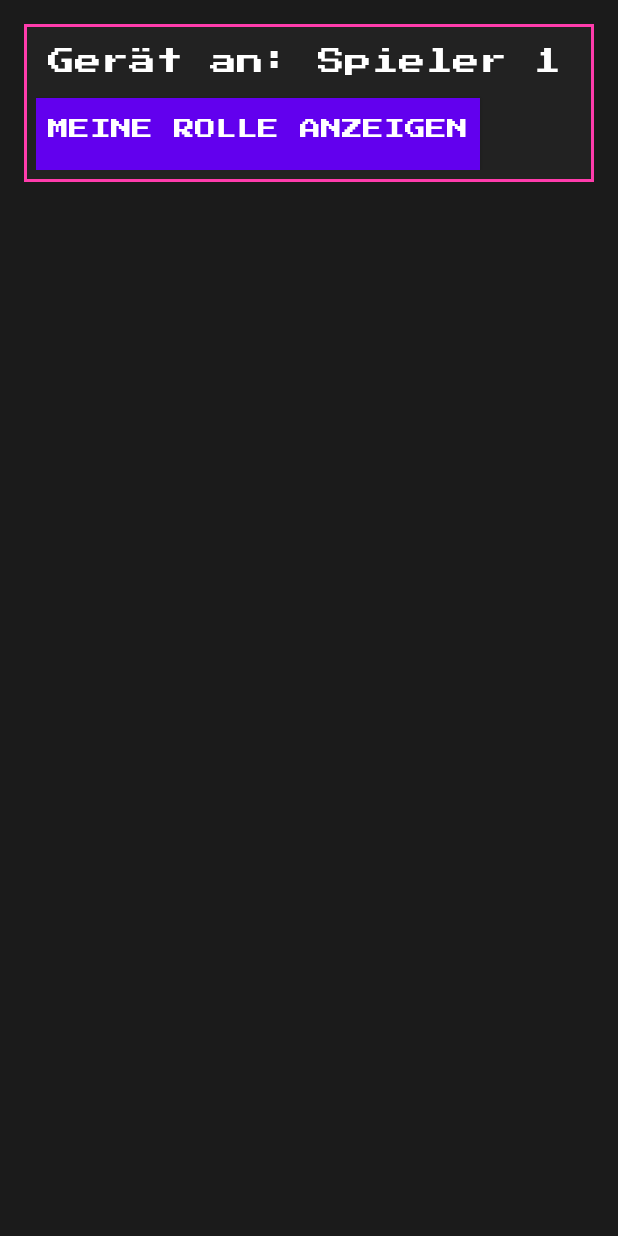
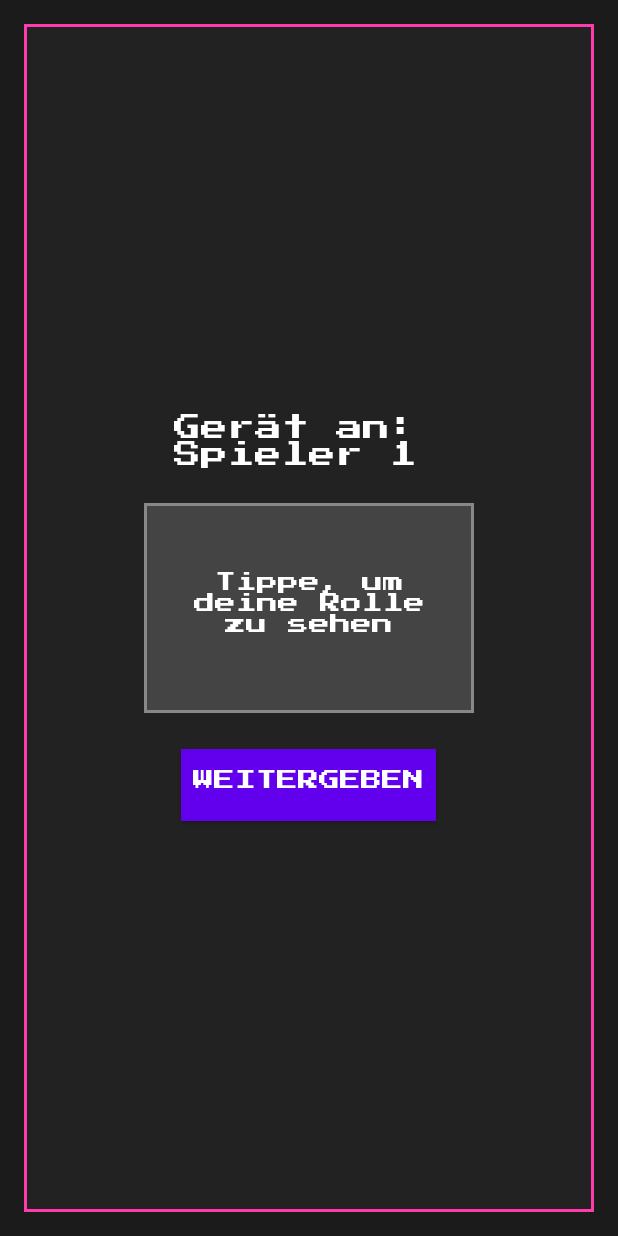
Before and after one commit to icedpotat/Impostata, an Android app: the screen it shows after launch (MainActivity), after a tap on "SPIEL STARTEN", on a phone screen of 412 x 824 dp. Run offline under Robolectric (Android 15) with nearby library versions, the phone set to English and light mode, and no system bars.

Commit message:
Implemented a card flip mechanic for word display

```diff
--- a/app/src/main/java/ch/spitalstsag/impostata/GameFragment.kt
+++ b/app/src/main/java/ch/spitalstsag/impostata/GameFragment.kt
@@ -1,5 +1,8 @@
 package ch.spitalstsag.impostata
 
+import android.animation.Animator
+import android.animation.AnimatorListenerAdapter
+import android.animation.ObjectAnimator
 import android.app.Activity
 import android.content.Context
 import android.content.Intent
@@ -32,11 +35,14 @@ class GameFragment : Fragment() {
     private lateinit var gameLayout: ViewGroup
     private lateinit var votingLayout: ViewGroup
     private lateinit var resultLayout: ViewGroup
+    private lateinit var cardFront: View
+    private lateinit var cardBack: View
 
     private lateinit var nameInputsContainer: GridLayout
     private lateinit var currentPlayerText: TextView
     private lateinit var btnShowWord: Button
     private lateinit var wordDisplayLayout: ViewGroup
+
     private lateinit var wordText: TextView
     private lateinit var btnNextPlayer: Button
     private lateinit var votingButtonsContainer: LinearLayout
@@ -63,6 +69,7 @@ class GameFragment : Fragment() {
 
     private var selectedPlayerCount = 3
     private var currentPlayerIndex = 0
+    private var flippedOnce = 0
 
     private val IMPORT_WORDS_REQUEST_CODE = 1001
     private val REQUEST_CODE_SELECT_GROUP = 2001
@@ -74,6 +81,7 @@ class GameFragment : Fragment() {
         addNameInputs()
         updateCivilianCount()
         updateRoleButtonsVisibility()
+        InitFlipAnimation(view)
 
         val prefs = requireContext().getSharedPreferences("impostata_prefs", Context.MODE_PRIVATE)
         GameLogic.chanceAllImpostor = prefs.getInt("chance_all_impostor", 1)
@@ -107,8 +115,10 @@ class GameFragment : Fragment() {
         btnStartGame = view.findViewById(R.id.btnStartGame)
         nameInputsContainer = view.findViewById(R.id.nameInputsContainer)
         currentPlayerText = view.findViewById(R.id.currentPlayerText)
-        btnShowWord = view.findViewById(R.id.btnShowWord)
-        wordDisplayLayout = view.findViewById(R.id.wordDisplayLayout)
+        //btnShowWord = view.findViewById(R.id.btnShowWord)
+        //wordDisplayLayout = view.findViewById(R.id.wordDisplayLayout)
+        cardFront = view.findViewById<View>(R.id.cardFront)
+        cardBack = view.findViewById<View>(R.id.cardBack)
         wordText = view.findViewById(R.id.wordText)
         btnNextPlayer = view.findViewById(R.id.btnNextPlayer)
         votingButtonsContainer = view.findViewById(R.id.votingButtonsLayout)
@@ -189,7 +199,7 @@ class GameFragment : Fragment() {
         })
 
         btnStartGame.setOnClickListener { startGame() }
-        btnShowWord.setOnClickListener { showWord() }
+        //btnShowWord.setOnClickListener { showWord() }
         btnNextPlayer.setOnClickListener { nextPlayer() }
         btnConfirmGuess.setOnClickListener { confirmImpostorGuess() }
         btnContinueVoting.setOnClickListener { startVoting() }
@@ -343,8 +353,8 @@ class GameFragment : Fragment() {
     private fun updateCurrentPlayer() {
         if (currentPlayerIndex < gameLogic.players.size) {
             val player = gameLogic.players[currentPlayerIndex]
-            currentPlayerText.text = "Gerät an: ${player.name}"
-            wordDisplayLayout.visibility = View.GONE
+            currentPlayerText.text = "Gerät an: \n${player.name}"
+            //wordDisplayLayout.visibility = View.GONE
         } else {
             startVoting()
         }
@@ -353,12 +363,23 @@ class GameFragment : Fragment() {
     private fun showWord() {
         val word = gameLogic.getWordForPlayer(currentPlayerIndex)
         wordText.text = word ?: "Fehler: Kein Wort gefunden"
-        wordDisplayLayout.visibility = View.VISIBLE
+        //wordDisplayLayout.visibility = View.VISIBLE
     }
 
     private fun nextPlayer() {
-        currentPlayerIndex++
-        updateCurrentPlayer()
+        if (flippedOnce == 1) {
+            flippedOnce = 0
+            currentPlayerIndex++
+
+            cardBack.visibility = View.GONE
+            cardFront.visibility = View.VISIBLE
+            cardFront.rotationY = 0f
+            cardBack.rotationY = 0f
+
+            updateCurrentPlayer()
+        } else {
+            Toast.makeText(requireContext(),"Schaue dir zuerst das Wort an ;)", Toast.LENGTH_LONG).show()
+        }
     }
 
     private fun startVoting() {
@@ -502,6 +523,53 @@ class GameFragment : Fragment() {
     }
 
 
+    private fun InitFlipAnimation(view: View) {
+        val scale = requireContext().resources.displayMetrics.density
+        cardFront.cameraDistance = 8000 * scale
+        cardBack.cameraDistance = 8000 * scale
+
+        val flipOut = ObjectAnimator.ofFloat(cardFront, "rotationX", 0f, 90f)
+        val flipIn = ObjectAnimator.ofFloat(cardBack, "rotationX", -90f, 0f)
+        flipOut.duration = 300
+        flipIn.duration = 300
+
+        val flipBackOut = ObjectAnimator.ofFloat(cardBack, "rotationX", 0f, 90f)
+        val flipBackIn = ObjectAnimator.ofFloat(cardFront, "rotationX", -90f, 0f)
+        flipBackOut.duration = 300
+        flipBackIn.duration = 300
+
+
+        cardFront.setOnClickListener {
+            flippedOnce = 1
+            val word = GameLogic.getWordForPlayer(currentPlayerIndex)
+            wordText.text = word ?: "Fehler: Kein Wort"
+
+            flipOut.addListener(object : AnimatorListenerAdapter() {
+                override fun onAnimationEnd(animation: Animator) {
+                    cardFront.visibility = View.GONE
+                    cardBack.visibility = View.VISIBLE
+                    flipIn.start()
+                }
+            })
+
+            flipOut.start()
+        }
+
+        cardBack.setOnClickListener {
+            flipBackOut.addListener(object : AnimatorListenerAdapter() {
+                override fun onAnimationEnd(animation: Animator) {
+                    cardBack.visibility = View.GONE
+                    cardFront.visibility = View.VISIBLE
+                    flipBackIn.start()
+                }
+            })
+
+            flipBackOut.start()
+        }
+
+    }
+
+
 
     override fun onActivityResult(requestCode: Int, resultCode: Int, data: Intent?) {
         super.onActivityResult(requestCode, resultCode, data)
--- a/app/src/main/java/ch/spitalstsag/impostata/GameLogic.kt
+++ b/app/src/main/java/ch/spitalstsag/impostata/GameLogic.kt
@@ -110,9 +110,9 @@ object GameLogic {
         val jesterWord = selectedPair?.crewWord
         return when (getRoleForPlayer(index)) {
             Role.CREW -> selectedPair?.crewWord
-            Role.JESTER -> "Du bist Jester. Werde erfolgreich als erstes herausgeworfen. Das Wort ist: $jesterWord"
+            Role.JESTER -> "Du bist Jester. Das Wort ist: $jesterWord"
             Role.UNDERCOVER -> selectedPair?.undercoverWord
-            Role.IMPOSTOR -> "Du bist der Impostor. Finde heraus, welches Wort die anderen meinen!"
+            Role.IMPOSTOR -> "Du bist der Impostor."
             else -> null
         }
     }
--- /dev/null
+++ b/app/src/main/res/drawable/pixel_card_back.xml
@@ -0,0 +1,5 @@
+<shape xmlns:android="http://schemas.android.com/apk/res/android" android:shape="rectangle">
+    <solid android:color="#444444" />
+    <stroke android:width="2dp" android:color="#888888" />
+    <corners android:radius="0dp" />
+</shape>
--- /dev/null
+++ b/app/src/main/res/drawable/pixel_card_front.xml
@@ -0,0 +1,5 @@
+<shape xmlns:android="http://schemas.android.com/apk/res/android" android:shape="rectangle">
+    <solid android:color="#222222" />
+    <stroke android:width="2dp" android:color="#FFCC00" />
+    <corners android:radius="0dp" />
+</shape>
--- a/app/src/main/res/layout/fragment_game.xml
+++ b/app/src/main/res/layout/fragment_game.xml
@@ -255,42 +255,73 @@
     <LinearLayout
         android:id="@+id/gameLayout"
         android:layout_width="match_parent"
-        android:layout_height="wrap_content"
+        android:layout_height="match_parent"
+        android:orientation="vertical"
+        android:visibility="gone"
         android:background="@drawable/pixel_panel"
-        android:orientation="vertical"
-        android:visibility="gone">
+        android:gravity="center"
+        android:padding="24dp">
 
         <TextView
             android:id="@+id/currentPlayerText"
             android:layout_width="wrap_content"
             android:layout_height="wrap_content"
             android:fontFamily="@font/pixel_font"
-            android:padding="8dp"
+            android:textSize="18sp"
             android:textColor="@color/pixel_text"
-            android:textSize="18sp" />
+            android:paddingBottom="16dp" />
 
-        <Button
-            android:id="@+id/btnShowWord"
-            style="@style/PixelButton"
+        <!-- Centered Card View -->
+        <FrameLayout
+            android:id="@+id/roleCardContainer"
+            android:layout_width="220dp"
+            android:layout_height="140dp"
+            android:layout_marginBottom="24dp">
+
+            <!-- Front of card -->
+            <LinearLayout
+                android:id="@+id/cardFront"
+                android:layout_width="match_parent"
+                android:layout_height="match_parent"
+                android:background="@drawable/pixel_card_back"
+                android:gravity="center"
+                android:orientation="vertical"
+                android:padding="16dp"
+                android:elevation="4dp">
+
+                <TextView
+                    android:id="@+id/cardTapText"
                     android:layout_width="wrap_content"
                     android:layout_height="wrap_content"
-            android:text="Meine Rolle anzeigen" />
+                    android:text="Tippe, um deine Rolle zu sehen"
+                    android:textColor="@color/pixel_text"
+                    android:fontFamily="@font/pixel_font"
+                    android:textSize="14sp"
+                    android:gravity="center" />
+            </LinearLayout>
 
+            <!-- Back of card -->
             <LinearLayout
-            android:id="@+id/wordDisplayLayout"
-            android:layout_width="wrap_content"
-            android:layout_height="wrap_content"
+                android:id="@+id/cardBack"
+                android:layout_width="match_parent"
+                android:layout_height="match_parent"
+                android:background="@drawable/pixel_card_front"
+                android:gravity="center"
                 android:orientation="vertical"
+                android:padding="16dp"
+                android:elevation="4dp"
                 android:visibility="gone">
 
                 <TextView
                     android:id="@+id/wordText"
                     android:layout_width="wrap_content"
                     android:layout_height="wrap_content"
+                    android:textColor="@color/pixel_text"
                     android:fontFamily="@font/pixel_font"
-                android:padding="8dp"
-                android:textColor="@color/pixel_text"
-                android:textSize="16sp" />
+                    android:textSize="16sp"
+                    android:gravity="center" />
+            </LinearLayout>
+        </FrameLayout>
 
         <Button
             android:id="@+id/btnNextPlayer"
@@ -299,7 +330,7 @@
             android:layout_height="wrap_content"
             android:text="Weitergeben" />
     </LinearLayout>
-    </LinearLayout>
+
 
     <!-- Voting Phase -->
     <LinearLayout
```
Lines whose indentation alone changed are shown as unchanged.
